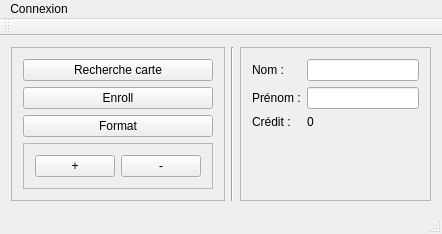
Qt form fenetre.ui (marsons/MFReader) before a commit.
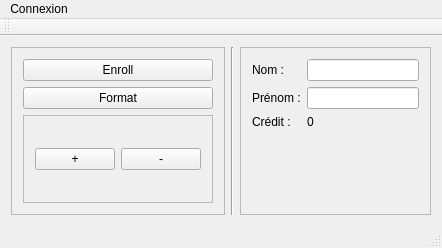
The same form after that commit.

Commit message: Mise en place de la recherche de carte automatique

```diff
--- a/fenetre.ui
+++ b/fenetre.ui
@@ -7,7 +7,7 @@
     <x>0</x>
     <y>0</y>
     <width>442</width>
-    <height>192</height>
+    <height>248</height>
    </rect>
   </property>
   <property name="windowTitle">
@@ -24,13 +24,6 @@
        <enum>QFrame::Raised</enum>
       </property>
       <layout class="QVBoxLayout" name="verticalLayout">
-       <item>
-        <widget class="QPushButton" name="searchCardButton">
-         <property name="text">
-          <string>Recherche carte</string>
-         </property>
-        </widget>
-       </item>
        <item>
         <widget class="QPushButton" name="enrollButton">
          <property name="text">
```
Left out of the diff: 2 changed lines with no effect on the pictures. The commit also changes 3 other files.
